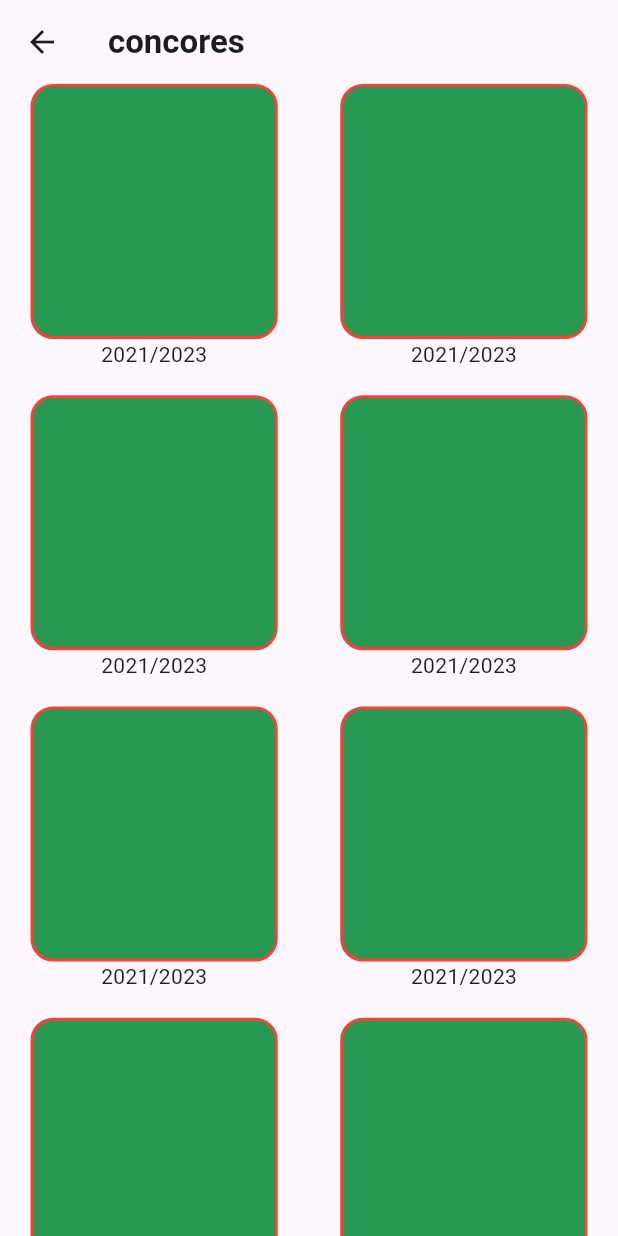
After one commit to MohamedBoukouch/Taleb, a Flutter app: the ConcoureContent screen opened directly, on a phone screen of 412 x 824 dp. The commit adds this screen. Run offline on Flutter 3.47's test engine with Material 3 defaults, Android fonts, the phone set to English and light mode, and no system bars; our stand-ins replace carousel_slider, cloud_firestore, dots_indicator, either_dart, firebase_auth, firebase_core and 15 more; missing offline and left inert: comment_box, flutter_pdfview, flutter_ringtone_player; accounts and stored records are empty; network calls fail.

Commit message:
cocoures pdf

```diff
--- /dev/null
+++ b/lib/app/modules/setting/pages/content/concoures_content.dart
@@ -0,0 +1,48 @@
+import 'package:flutter/material.dart';
+import 'package:flutter_pdfview/flutter_pdfview.dart';
+import 'package:taleb/app/modules/setting/widgets/apiservicesprovider.dart';
+import 'package:taleb/app/modules/setting/widgets/pdf_form.dart';
+
+class ConcoureContent extends StatefulWidget {
+  @override
+  _ConcoureContentState createState() => _ConcoureContentState();
+}
+
+class _ConcoureContentState extends State<ConcoureContent> {
+  String? localPath;
+
+  @override
+  void initState() {
+    // TODO: implement initState
+    super.initState();
+
+    ApiServiceProvider.loadPDF().then((value) {
+      setState(() {
+        localPath = value;
+      });
+    });
+  }
+
+  @override
+  Widget build(BuildContext context) {
+    return Scaffold(
+      appBar: AppBar(
+        title: Text(
+          "concores",
+          style: TextStyle(fontWeight: FontWeight.bold),
+        ),
+      ),
+      body: Container(
+        // margi:n: EdgeInsets.all(10),
+        child: GridView.builder(
+            gridDelegate: SliverGridDelegateWithFixedCrossAxisCount(
+                crossAxisCount: 2, mainAxisSpacing: 2, crossAxisSpacing: 1),
+            shrinkWrap: true,
+            itemCount: 10,
+            itemBuilder: (context, index) {
+              return PdfForm();
+            }),
+      ),
+    );
+  }
+}
--- a/lib/app/modules/setting/pages/types_of_one_cnc.dart
+++ b/lib/app/modules/setting/pages/types_of_one_cnc.dart
@@ -1,6 +1,7 @@
 import 'package:flutter/material.dart';
 import 'package:get/get.dart';
 import 'package:taleb/app/modules/initial/views/init_view.dart';
+import 'package:taleb/app/modules/setting/pages/content/concoures_content.dart';
 import 'package:taleb/app/modules/setting/widgets/type_concoure.dart';
 
 class TypeOfOneCnc extends StatefulWidget {
@@ -25,10 +26,13 @@ class _TypeOfOneCncState extends State<TypeOfOneCnc> {
           ),
           body: Column(
             children: [
-              TypeConcoure(
-                url_img: "assets/concoures/ENSA.png",
-                titel: "Agadir",
-                type: 2,
+              InkWell(
+                onTap: () => Get.to(ConcoureContent()),
+                child: TypeConcoure(
+                  url_img: "assets/concoures/ENSA.png",
+                  titel: "Agadir",
+                  type: 2,
+                ),
               ),
             ],
           )),
--- /dev/null
+++ b/lib/app/modules/setting/widgets/apiservicesprovider.dart
@@ -0,0 +1,16 @@
+import 'dart:io';
+import 'package:path_provider/path_provider.dart';
+import 'package:http/http.dart' as http;
+
+class ApiServiceProvider {
+  static final String BASE_URL = "https://www.ibm.com/downloads/cas/GJ5QVQ7X";
+
+  static Future<String> loadPDF() async {
+    var response = await http.get(Uri.parse(BASE_URL)); // Convert String to Uri
+
+    var dir = await getApplicationDocumentsDirectory();
+    File file = new File("${dir.path}/data.pdf");
+    await file.writeAsBytes(response.bodyBytes, flush: true); // Use await here
+    return file.path;
+  }
+}
--- /dev/null
+++ b/lib/app/modules/setting/widgets/pdf_form.dart
@@ -0,0 +1,30 @@
+import 'package:flutter/material.dart';
+import 'package:taleb/app/config/constants/app_constant.dart';
+
+class PdfForm extends StatefulWidget {
+  const PdfForm({Key? key}) : super(key: key);
+
+  @override
+  State<PdfForm> createState() => _PdfFormState();
+}
+
+class _PdfFormState extends State<PdfForm> {
+  @override
+  Widget build(BuildContext context) {
+    return Column(
+      children: [
+        Container(
+          width: AppConstant.screenWidth * .4,
+          height: 170, // Adjust the height as needed
+          decoration: BoxDecoration(
+              color: Color.fromARGB(255, 39, 153, 83),
+              border: Border.all(width: 2, color: Colors.red),
+              borderRadius: BorderRadius.circular(15)),
+        ),
+        Center(
+          child: Text("2021/2023"),
+        )
+      ],
+    );
+  }
+}
--- a/lib/app/modules/signup/views/signup_view.dart
+++ b/lib/app/modules/signup/views/signup_view.dart
@@ -33,6 +33,9 @@ class _SignupViewState extends State<SignupView> {
         SingleChildScrollView(
           child: Column(
             children: [
+              // Switcher(
+              //   index: 2,
+              // ),
               Form(
                 key: _signupKey,
                 child: Container(
@@ -42,7 +45,7 @@ class _SignupViewState extends State<SignupView> {
                     children: [
                       Edittext(
                         readonly: false,
-                        hint: "Nom".tr,
+                        hint: "Nome",
                         icon: const Icon(Icons.person_2_outlined),
                         Controller: _nomController,
                         validator: (String? value) {
--- a/pubspec.yaml
+++ b/pubspec.yaml
@@ -12,7 +12,6 @@ dependencies:
   sqflite:
   intl:
   url_launcher: ^6.1.14
-  shared_preferences: ^2.2.2
   share:
   get:
   flutter:
@@ -40,6 +39,11 @@ dependencies:
   gallery_saver: ^2.3.2
   emoji_picker_flutter: ^1.6.2
   quickalert: ^1.0.2
+  pdfx: ^2.5.0
+  flutter_pdfview: ^1.3.2
+  path_provider: ^2.1.2
+  # syncfusion_flutter_pdfviewer: ^24.2.3
+  # syncfusion_flutter_pdfviewer: ^24.2.3
   # awesome_notifications: ^0.8.2 this packadge is to show number of notification whene i'm out of my app
   # jiffy: ^6.2.1
   # flutter_localization: ^0.1.14
```
Also changed, not shown: pubspec.lock, 4 other files.
